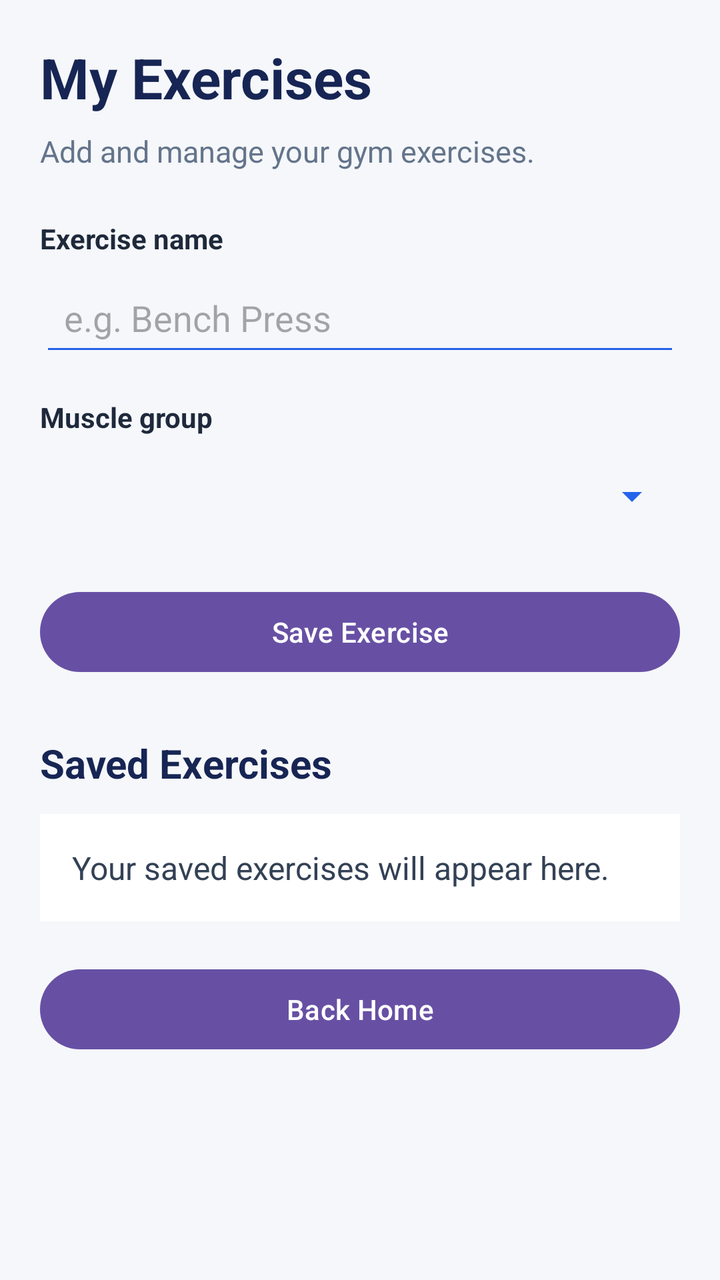
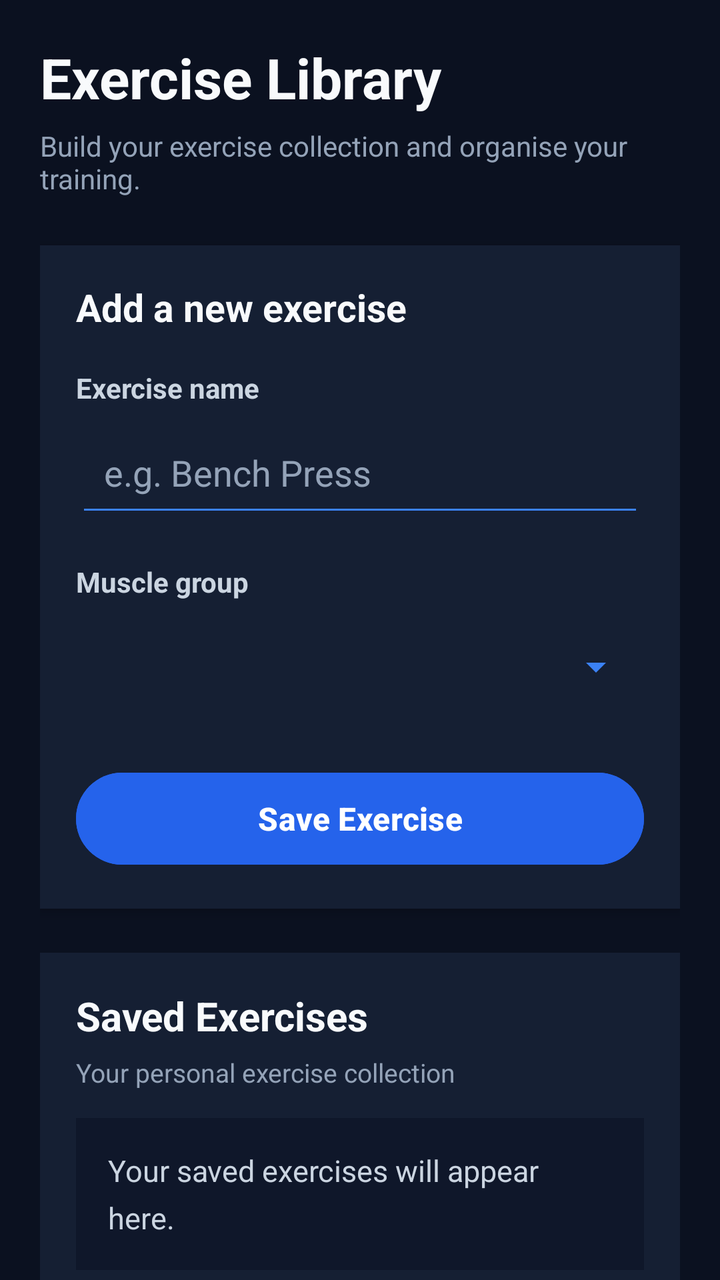

Screens rendered from an Android XML layout before and after an edit, with the pre-edit source and the edit as a unified diff.
<!-- AndroidManifest.xml: application theme Theme.GymTrackerPro -->
<!-- res/layout/activity_exercises.xml -->
<?xml version="1.0" encoding="utf-8"?>
<ScrollView xmlns:android="http://schemas.android.com/apk/res/android"
    android:layout_width="match_parent"
    android:layout_height="match_parent"
    android:background="#F5F7FA"
    android:fillViewport="true">

    <LinearLayout
        android:layout_width="match_parent"
        android:layout_height="wrap_content"
        android:orientation="vertical"
        android:padding="20dp">

        <TextView
            android:layout_width="match_parent"
            android:layout_height="wrap_content"
            android:text="My Exercises"
            android:textColor="#172554"
            android:textSize="28sp"
            android:textStyle="bold"
            android:layout_marginBottom="8dp" />

        <TextView
            android:layout_width="match_parent"
            android:layout_height="wrap_content"
            android:text="Add and manage your gym exercises."
            android:textColor="#64748B"
            android:textSize="15sp"
            android:layout_marginBottom="24dp" />

        <TextView
            android:layout_width="match_parent"
            android:layout_height="wrap_content"
            android:text="Exercise name"
            android:textColor="#1E293B"
            android:textStyle="bold"
            android:layout_marginBottom="6dp" />

        <EditText
            android:id="@+id/editExerciseName"
            android:layout_width="match_parent"
            android:layout_height="wrap_content"
            android:hint="e.g. Bench Press"
            android:inputType="textCapWords"
            android:padding="12dp"
            android:backgroundTint="#2563EB" />

        <TextView
            android:layout_width="match_parent"
            android:layout_height="wrap_content"
            android:text="Muscle group"
            android:textColor="#1E293B"
            android:textStyle="bold"
            android:layout_marginTop="16dp"
            android:layout_marginBottom="6dp" />

        <Spinner
            android:id="@+id/spinnerMuscleGroup"
            android:layout_width="match_parent"
            android:layout_height="wrap_content"
            android:minHeight="48dp"
            android:backgroundTint="#2563EB" />

        <Button
            android:id="@+id/buttonSaveExercise"
            android:layout_width="match_parent"
            android:layout_height="wrap_content"
            android:text="Save Exercise"
            android:layout_marginTop="20dp" />

        <TextView
            android:layout_width="match_parent"
            android:layout_height="wrap_content"
            android:text="Saved Exercises"
            android:textColor="#172554"
            android:textSize="20sp"
            android:textStyle="bold"
            android:layout_marginTop="28dp"
            android:layout_marginBottom="12dp" />

        <TextView
            android:id="@+id/textExerciseList"
            android:layout_width="match_parent"
            android:layout_height="wrap_content"
            android:background="#FFFFFF"
            android:padding="16dp"
            android:text="Your saved exercises will appear here."
            android:textColor="#334155"
            android:textSize="16sp"
            android:lineSpacingExtra="6dp" />

        <Button
            android:id="@+id/buttonBackHome"
            android:layout_width="match_parent"
            android:layout_height="wrap_content"
            android:text="Back Home"
            android:layout_marginTop="20dp" />

    </LinearLayout>

</ScrollView>
<!-- resources referenced by this layout -->
<resources>
  <style name="Theme.GymTrackerPro" parent="Base.Theme.GymTrackerPro" />
  <style name="Base.Theme.GymTrackerPro" parent="Theme.Material3.DayNight.NoActionBar">
          
          
      </style>
</resources>

<!-- the commit's change to res/layout/activity_exercises.xml (unified diff, before → after) -->
@@ -2,8 +2,9 @@
 <ScrollView xmlns:android="http://schemas.android.com/apk/res/android"
     android:layout_width="match_parent"
     android:layout_height="match_parent"
-    android:background="#F5F7FA"
-    android:fillViewport="true">
+    android:background="#0B1120"
+    android:fillViewport="true"
+    android:scrollbars="none">
 
     <LinearLayout
         android:layout_width="match_parent"
@@ -11,90 +12,147 @@
         android:orientation="vertical"
         android:padding="20dp">
 
+        
         <TextView
             android:layout_width="match_parent"
             android:layout_height="wrap_content"
-            android:text="My Exercises"
-            android:textColor="#172554"
+            android:text="Exercise Library"
+            android:textColor="#F8FAFC"
             android:textSize="28sp"
-            android:textStyle="bold"
-            android:layout_marginBottom="8dp" />
+            android:textStyle="bold" />
 
         <TextView
             android:layout_width="match_parent"
             android:layout_height="wrap_content"
-            android:text="Add and manage your gym exercises."
-            android:textColor="#64748B"
-            android:textSize="15sp"
-            android:layout_marginBottom="24dp" />
+            android:layout_marginTop="6dp"
+            android:layout_marginBottom="24dp"
+            android:text="Build your exercise collection and organise your training."
+            android:textColor="#94A3B8"
+            android:textSize="14sp" />
 
-        <TextView
+        
+        <LinearLayout
             android:layout_width="match_parent"
             android:layout_height="wrap_content"
-            android:text="Exercise name"
-            android:textColor="#1E293B"
-            android:textStyle="bold"
-            android:layout_marginBottom="6dp" />
+            android:orientation="vertical"
+            android:padding="18dp"
+            android:background="#151F33"
+            android:elevation="3dp">
 
-        <EditText
-            android:id="@+id/editExerciseName"
+            <TextView
+                android:layout_width="match_parent"
+                android:layout_height="wrap_content"
+                android:text="Add a new exercise"
+                android:textColor="#F8FAFC"
+                android:textSize="19sp"
+                android:textStyle="bold"
+                android:layout_marginBottom="18dp" />
+
+            <TextView
+                android:layout_width="match_parent"
+                android:layout_height="wrap_content"
+                android:text="Exercise name"
+                android:textColor="#CBD5E1"
+                android:textStyle="bold"
+                android:textSize="14sp"
+                android:layout_marginBottom="6dp" />
+
+            <EditText
+                android:id="@+id/editExerciseName"
+                android:layout_width="match_parent"
+                android:layout_height="54dp"
+                android:hint="e.g. Bench Press"
+                android:inputType="textCapWords"
+                android:singleLine="true"
+                android:padding="14dp"
+                android:backgroundTint="#3B82F6"
+                android:textColor="#F8FAFC"
+                android:textColorHint="#94A3B8" />
+
+            <TextView
+                android:layout_width="match_parent"
+                android:layout_height="wrap_content"
+                android:text="Muscle group"
+                android:textColor="#CBD5E1"
+                android:textStyle="bold"
+                android:textSize="14sp"
+                android:layout_marginTop="18dp"
+                android:layout_marginBottom="6dp" />
+
+            <Spinner
+                android:id="@+id/spinnerMuscleGroup"
+                android:layout_width="match_parent"
+                android:layout_height="54dp"
+                android:backgroundTint="#3B82F6"
+                android:paddingStart="10dp"
+                android:paddingEnd="10dp" />
+
+            <Button
+                android:id="@+id/buttonSaveExercise"
+                android:layout_width="match_parent"
+                android:layout_height="54dp"
+                android:layout_marginTop="22dp"
+                android:text="Save Exercise"
+                android:textAllCaps="false"
+                android:textColor="#FFFFFF"
+                android:textSize="16sp"
+                android:textStyle="bold"
+                android:backgroundTint="#2563EB" />
+
+        </LinearLayout>
+
+        
+        <LinearLayout
             android:layout_width="match_parent"
             android:layout_height="wrap_content"
-            android:hint="e.g. Bench Press"
-            android:inputType="textCapWords"
-            android:padding="12dp"
-            android:backgroundTint="#2563EB" />
+            android:layout_marginTop="22dp"
+            android:orientation="vertical"
+            android:padding="18dp"
+            android:background="#151F33"
+            android:elevation="3dp">
 
-        <TextView
-            android:layout_width="match_parent"
-            android:layout_height="wrap_content"
-            android:text="Muscle group"
-            android:textColor="#1E293B"
-            android:textStyle="bold"
-            android:layout_marginTop="16dp"
-            android:layout_marginBottom="6dp" />
+            <TextView
+                android:layout_width="match_parent"
+                android:layout_height="wrap_content"
+                android:text="Saved Exercises"
+                android:textColor="#F8FAFC"
+                android:textSize="20sp"
+                android:textStyle="bold"
+                android:layout_marginBottom="6dp" />
 
-        <Spinner
-            android:id="@+id/spinnerMuscleGroup"
-            android:layout_width="match_parent"
-            android:layout_height="wrap_content"
-            android:minHeight="48dp"
-            android:backgroundTint="#2563EB" />
+            <TextView
+                android:layout_width="match_parent"
+                android:layout_height="wrap_content"
+                android:text="Your personal exercise collection"
+                android:textColor="#94A3B8"
+                android:textSize="13sp"
+                android:layout_marginBottom="14dp" />
 
-        <Button
-            android:id="@+id/buttonSaveExercise"
-            android:layout_width="match_parent"
-            android:layout_height="wrap_content"
-            android:text="Save Exercise"
-            android:layout_marginTop="20dp" />
+            <TextView
+                android:id="@+id/textExerciseList"
+                android:layout_width="match_parent"
+                android:layout_height="wrap_content"
+                android:minHeight="70dp"
+                android:background="#0F172A"
+                android:padding="16dp"
+                android:text="Your saved exercises will appear here."
+                android:textColor="#CBD5E1"
+                android:textSize="15sp"
+                android:lineSpacingExtra="6dp" />
 
-        <TextView
-            android:layout_width="match_parent"
-            android:layout_height="wrap_content"
-            android:text="Saved Exercises"
-            android:textColor="#172554"
-            android:textSize="20sp"
-            android:textStyle="bold"
-            android:layout_marginTop="28dp"
-            android:layout_marginBottom="12dp" />
+        </LinearLayout>
 
-        <TextView
-            android:id="@+id/textExerciseList"
-            android:layout_width="match_parent"
-            android:layout_height="wrap_content"
-            android:background="#FFFFFF"
-            android:padding="16dp"
-            android:text="Your saved exercises will appear here."
-            android:textColor="#334155"
-            android:textSize="16sp"
-            android:lineSpacingExtra="6dp" />
-
+        
         <Button
             android:id="@+id/buttonBackHome"
             android:layout_width="match_parent"
-            android:layout_height="wrap_content"
-            android:text="Back Home"
-            android:layout_marginTop="20dp" />
+            android:layout_height="52dp"
+            android:layout_marginTop="22dp"
+            android:layout_marginBottom="12dp"
+            android:text="Back to Dashboard"
+            android:textAllCaps="false"
+            android:textColor="#F8FAFC"
+            android:backgroundTint="#334155" />
 
     </LinearLayout>
 
